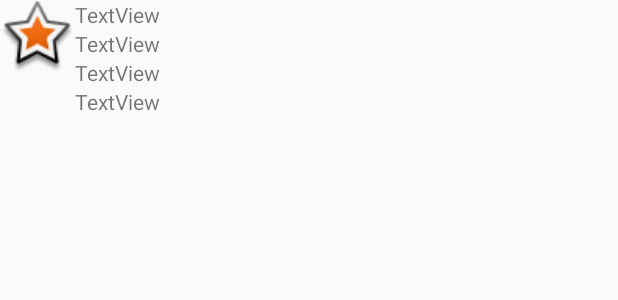
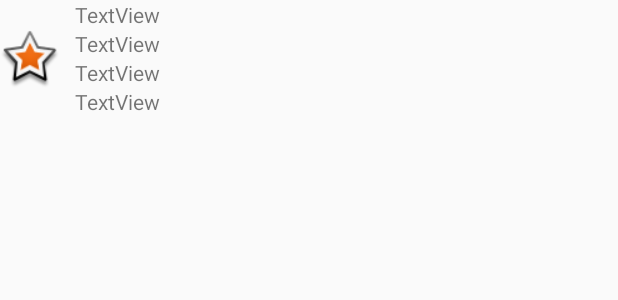
Before and after one commit to Giacomo1994/AppAuleStudio, an Android app: the layout row_layout_home.xml on its own in the app's theme, with its tools: preview values and no code run, on a phone screen of 412 x 824 dp. Shown: the top 300 px of the screen. Run offline under Robolectric (Android 15) with nearby library versions, the phone set to English and light mode, and no system bars.

Commit message:
//commitFinale18Aprile

```diff
--- a/app/src/main/java/com/example/appaulestudio/MainActivity.java
+++ b/app/src/main/java/com/example/appaulestudio/MainActivity.java
@@ -142,6 +142,10 @@ public class MainActivity extends AppCompatActivity {
 
         @Override
         protected void onPostExecute(Universita[] array_universita) {
+            if(array_universita==null){
+                Toast.makeText(getApplicationContext(), Html.fromHtml("<font color='#eb4034' ><b>" + "Impossibile connettersi!" + "</b></font>"),Toast.LENGTH_LONG).show();
+                return;
+            }
             adapter = new ArrayAdapter(MainActivity.this, android.R.layout.simple_list_item_1, array_universita);
             spinner.setAdapter(adapter);
 
--- a/app/src/main/java/com/example/appaulestudio/RegistrazioneActivity.java
+++ b/app/src/main/java/com/example/appaulestudio/RegistrazioneActivity.java
@@ -150,6 +150,10 @@ public class RegistrazioneActivity extends AppCompatActivity {
 
         @Override
         protected void onPostExecute(Universita[] array_universita) {
+            if(array_universita==null){
+                Toast.makeText(getApplicationContext(), Html.fromHtml("<font color='#eb4034' ><b>" + "Impossibile connettersi!" + "</b></font>"),Toast.LENGTH_LONG).show();
+                return;
+            }
             adapter = new ArrayAdapter(RegistrazioneActivity.this, android.R.layout.simple_list_item_1, array_universita);
             spinner.setAdapter(adapter);
 
--- a/app/src/main/res/layout/activity_home.xml
+++ b/app/src/main/res/layout/activity_home.xml
@@ -5,6 +5,7 @@
     android:id="@+id/fl"
     android:layout_width="match_parent"
     android:layout_height="match_parent"
+    android:layout_margin="10dp"
     tools:context=".Home">
 
     <LinearLayout
--- a/app/src/main/res/layout/row_layout_home.xml
+++ b/app/src/main/res/layout/row_layout_home.xml
@@ -7,13 +7,14 @@
     <LinearLayout
         android:layout_width="wrap_content"
         android:layout_height="wrap_content"
+        android:layout_marginRight="10dp"
         android:orientation="vertical">
 
         <ImageView
-            android:id="@+id/imageView2"
-            android:layout_width="50dp"
-            android:layout_height="50dp"
-            android:layout_gravity="center"
+            android:id="@+id/row_image_home"
+            android:layout_width="40dp"
+            android:layout_height="40dp"
+            android:layout_marginTop="20dp"
             app:srcCompat="@android:drawable/star_big_on" />
     </LinearLayout>
 
```
Also changed, not shown: app/src/main/java/com/example/appaulestudio/Home.java (+11 -23 lines), app/src/main/res/drawable/group.png (added), app/src/main/res/drawable/singolo.png (added).
